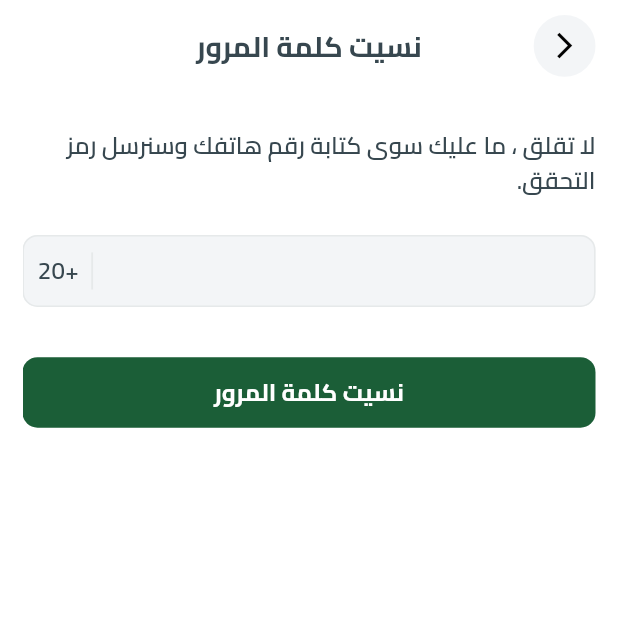
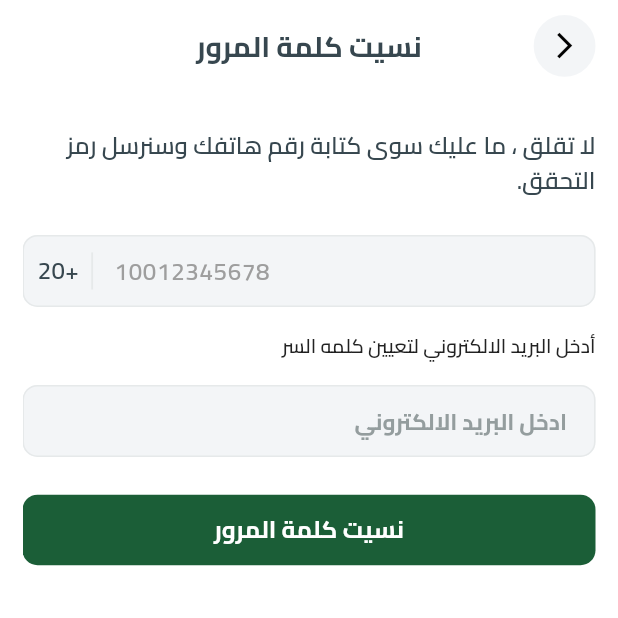
Before and after one commit to M-Fawzy2004/Fruit-App-Ecommerce, a Flutter app: the screen it shows after launch, after a tap on "تخط", after a tap on "نسيت كلمة المرور؟", on a phone screen of 412 x 824 dp, the top half of it. Run offline on Flutter 3.47's test engine with Material 3 defaults, Android fonts, the phone set to English and light mode, and no system bars; our stand-ins replace bloc, cached_network_image, cloud_firestore, curved_navigation_bar, dartz, device_preview and 14 more; missing offline and left inert: flutter_facebook_auth, flutter_paypal_checkout; accounts and stored records are empty; network calls fail.

Commit message:
finish reset password ui

```diff
--- a/lib/core/helper/on_generate.dart
+++ b/lib/core/helper/on_generate.dart
@@ -1,6 +1,5 @@
 import 'package:e_commerce_app/core/entities/product_entity.dart';
-import 'package:e_commerce_app/feature/auth/presentation/view/forget_password_view.dart';
-import 'package:e_commerce_app/feature/auth/presentation/view/pin_code_verf_view.dart';
+import 'package:e_commerce_app/feature/auth/presentation/view/recovery_view.dart';
 import 'package:e_commerce_app/feature/auth/presentation/view/signup_view.dart';
 import 'package:e_commerce_app/feature/best_selling/presentation/view/best_selling_view.dart';
 import 'package:e_commerce_app/feature/checkout/presentation/view/checkout_view.dart';
@@ -36,13 +35,9 @@ Route<dynamic> onGenerateRoute(RouteSettings settings) {
     case SignUpView.routeName:
       return MaterialPageRoute(builder: (context) => SignUpView());
 
-    // forget password view
-    case ForgetPasswordView.routeName:
-      return MaterialPageRoute(builder: (context) => ForgetPasswordView());
-
-    // verification code view
-    case PinCodeVerificationView.routeName:
-      return MaterialPageRoute(builder: (context) => PinCodeVerificationView());
+    // recovery steps view
+    case RecoveryView.routeName:
+      return MaterialPageRoute(builder: (context) => RecoveryView());
 
     // Homeview
     case MainView.routeName:
--- a/lib/feature/auth/presentation/view/forget_password_view.dart
+++ /dev/null
@@ -1,26 +0,0 @@
-import 'package:e_commerce_app/feature/auth/presentation/view/widget/forget_password_view_body.dart';
-import 'package:e_commerce_app/feature/auth/presentation/view/pin_code_verf_view.dart';
-import 'package:flutter/material.dart';
-
-class ForgetPasswordView extends StatelessWidget {
-  const ForgetPasswordView({super.key});
-
-  static const routeName = 'ForgetPasswordView';
-
-  @override
-  Widget build(BuildContext context) {
-    return Scaffold(
-      body: Padding(
-        padding: const EdgeInsets.symmetric(horizontal: 15.0),
-        child: SafeArea(
-          child: PageView(
-            children: [
-              ForgetPasswordViewBody(),
-              PinCodeVerificationView(),
-            ],
-          ),
-        ),
-      ),
-    );
-  }
-}
--- /dev/null
+++ b/lib/feature/auth/presentation/view/recovery_view.dart
@@ -0,0 +1,20 @@
+import 'package:e_commerce_app/feature/auth/presentation/view/widget/recovery_view_body.dart';
+import 'package:flutter/material.dart';
+
+class RecoveryView extends StatelessWidget {
+  const RecoveryView({super.key});
+
+  static const routeName = '/recovery';
+
+  @override
+  Widget build(BuildContext context) {
+    return Scaffold(
+      body: Padding(
+        padding: const EdgeInsets.symmetric(horizontal: 15.0),
+        child: SafeArea(
+          child: RecoveryViewBody(),
+        ),
+      ),
+    );
+  }
+}
--- /dev/null
+++ b/lib/feature/auth/presentation/view/widget/forget_password_view.dart
@@ -0,0 +1,73 @@
+import 'package:e_commerce_app/core/utils/app_styles.dart';
+import 'package:e_commerce_app/core/widget/custom_button.dart';
+import 'package:e_commerce_app/core/widget/product_view_header.dart';
+import 'package:e_commerce_app/feature/auth/presentation/view/widget/custom_form_text_field.dart';
+import 'package:e_commerce_app/feature/auth/presentation/view/widget/phone_number_entry_box.dart';
+import 'package:flutter/material.dart';
+
+class ForgetPasswordView extends StatelessWidget {
+  const ForgetPasswordView({super.key});
+
+  @override
+  Widget build(BuildContext context) {
+    return CustomScrollView(
+      physics: BouncingScrollPhysics(),
+      slivers: [
+        SliverToBoxAdapter(
+          child: ProductViewHeader(
+            isVisible: true,
+            isVisibleNotification: false,
+            title: 'نسيت كلمة المرور',
+          ),
+        ),
+        SliverToBoxAdapter(
+          child: SizedBox(
+            height: MediaQuery.sizeOf(context).height * 0.03,
+          ),
+        ),
+        SliverToBoxAdapter(
+          child: Text(
+            'لا تقلق ، ما عليك سوى كتابة رقم هاتفك وسنرسل رمز التحقق.',
+            style: Styles.fontText16(context),
+          ),
+        ),
+        SliverToBoxAdapter(
+          child: SizedBox(
+            height: MediaQuery.sizeOf(context).height * 0.03,
+          ),
+        ),
+        SliverToBoxAdapter(
+          child: PhoneNumberEntryBox(),
+        ),
+        SliverToBoxAdapter(
+          child: Text(
+            'أدخل البريد الالكتروني لتعيين كلمه السر',
+            style: Styles.fontText13(context),
+          ),
+        ),
+        SliverToBoxAdapter(
+          child: SizedBox(
+            height: MediaQuery.sizeOf(context).height * 0.02,
+          ),
+        ),
+        SliverToBoxAdapter(
+          child: CustomTextFormField(
+            isPassword: false,
+            hintText: 'ادخل البريد الالكتروني',
+          ),
+        ),
+        SliverToBoxAdapter(
+          child: SizedBox(
+            height: MediaQuery.sizeOf(context).height * 0.03,
+          ),
+        ),
+        SliverToBoxAdapter(
+          child: CustomButton(
+            text: 'نسيت كلمة المرور',
+            onTap: () {},
+          ),
+        ),
+      ],
+    );
+  }
+}
--- a/lib/feature/auth/presentation/view/widget/phone_number_entry_box.dart
+++ b/lib/feature/auth/presentation/view/widget/phone_number_entry_box.dart
@@ -52,8 +52,13 @@ class _PhoneNumberEntryBoxState extends State<PhoneNumberEntryBox> {
           controller: _phoneNumberController,
           focusNode: _phoneNumberFocusNode,
           style: Styles.fontText16(context),
-          textDirection: TextDirection.ltr,
+          textDirection: TextDirection.rtl,
+          textAlign: TextAlign.end,
           decoration: InputDecoration(
+            hintText: '10012345678',
+            hintStyle: Styles.fontText16(context).copyWith(
+              color: Colors.grey,
+            ),
             fillColor: Theme.of(context).colorScheme.tertiary,
             filled: true,
             contentPadding: const EdgeInsets.symmetric(
--- /dev/null
+++ b/lib/feature/auth/presentation/view/widget/recovery_steps_page.dart
@@ -0,0 +1,28 @@
+import 'package:e_commerce_app/feature/auth/presentation/view/widget/forget_password_view.dart';
+import 'package:e_commerce_app/feature/auth/presentation/view/widget/pin_code_verf_view.dart';
+import 'package:e_commerce_app/feature/auth/presentation/view/widget/reset_password.dart';
+import 'package:flutter/material.dart';
+
+class RecoveryStepsPage extends StatelessWidget {
+  const RecoveryStepsPage({super.key});
+
+  static const routeName = '/recovery_steps_page';
+
+  @override
+  Widget build(BuildContext context) {
+    return PageView.builder(
+      itemCount: getPage().length,
+      itemBuilder: (context, index) {
+        return getPage()[index];
+      },
+    );
+  }
+
+  List<Widget> getPage() {
+    return [
+      ForgetPasswordView(),
+      PinCodeVerificationView(),
+      ResetPassword(),
+    ];
+  }
+}
--- /dev/null
+++ b/lib/feature/auth/presentation/view/widget/recovery_view_body.dart
@@ -0,0 +1,17 @@
+import 'package:e_commerce_app/feature/auth/presentation/view/widget/recovery_steps_page.dart';
+import 'package:flutter/material.dart';
+
+class RecoveryViewBody extends StatelessWidget {
+  const RecoveryViewBody({super.key});
+
+  @override
+  Widget build(BuildContext context) {
+    return Column(
+      children: [
+        Expanded(
+          child: RecoveryStepsPage(),
+        ),
+      ],
+    );
+  }
+}
--- a/lib/feature/auth/presentation/view/widget/signin_view_body.dart
+++ b/lib/feature/auth/presentation/view/widget/signin_view_body.dart
@@ -2,7 +2,7 @@ import 'package:e_commerce_app/constant.dart';
 import 'package:e_commerce_app/core/utils/app_styles.dart';
 import 'package:e_commerce_app/core/widget/custom_button.dart';
 import 'package:e_commerce_app/feature/auth/presentation/manager/signin_cubit/signin_cubit_cubit.dart';
-import 'package:e_commerce_app/feature/auth/presentation/view/forget_password_view.dart';
+import 'package:e_commerce_app/feature/auth/presentation/view/recovery_view.dart';
 import 'package:e_commerce_app/feature/auth/presentation/view/signup_view.dart';
 import 'package:e_commerce_app/feature/auth/presentation/view/widget/custom_form_text_field.dart';
 import 'package:e_commerce_app/feature/auth/presentation/view/widget/custom_login_different.dart';
@@ -58,7 +58,7 @@ class _SignInViewBodyState extends State<SignInViewBody> {
                     onTap: () {
                       Navigator.pushNamed(
                         context,
-                        ForgetPasswordView.routeName,
+                        RecoveryView.routeName,
                       );
                     },
                     child: Text(
```
Also changed, not shown: lib/feature/auth/presentation/view/pin_code_verf_view.dart (deleted, +0 -24 lines), lib/feature/auth/presentation/view/widget/otp_verification_screen.dart (added, +97 -0 lines), lib/feature/auth/presentation/view/widget/pin_code_input_field.dart (+10 -4 lines), lib/feature/auth/presentation/view/widget/pin_code_verf_view.dart (added, +48 -0 lines), lib/feature/auth/presentation/view/widget/pin_code_verf_view_body.dart (deleted, +0 -91 lines), lib/feature/auth/presentation/view/widget/reset_password.dart (renamed from lib/feature/auth/presentation/view/widget/forget_password_view_body.dart, +23 -12 lines), lib/feature/auth/presentation/view/widget/terms_and_condition.dart (+0 -7 lines).
